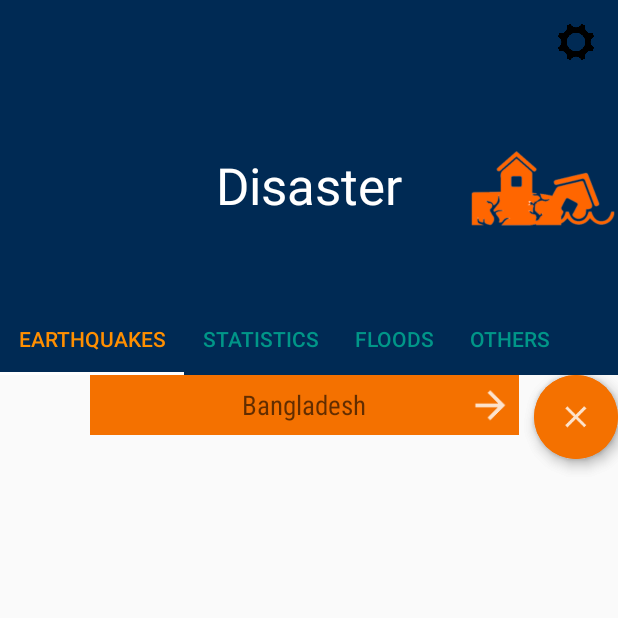
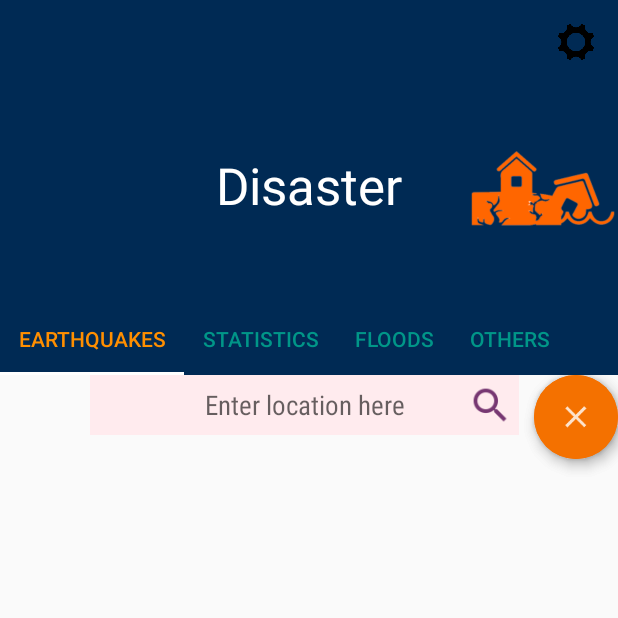
Before and after one commit to Apurba000Biswas/Disaster-Response, an Android app: the screen it shows after launch (MainActivity), after a tap on an icon or button, on a phone screen of 412 x 824 dp, the top half of it. Run offline under Robolectric (Android 15) with nearby library versions, the phone set to English and light mode, and no system bars; 2 statements that could not run were skipped; 2 other taps on this screen came first.

Commit message:
10.8 Trying To Fix HasMap Value Automatically deleted Bug

```diff
--- a/app/src/main/java/com/example/apurba/disaster/disasterreport/EarthQuakeFragment.java
+++ b/app/src/main/java/com/example/apurba/disaster/disasterreport/EarthQuakeFragment.java
@@ -46,7 +46,7 @@ public class EarthQuakeFragment extends Fragment {
     private View loading_indicator;
     private RecyclerView recyclerView;
     private EarthQuakeItemAdapterRecycler mAdapter;
-    private Map<String, List<EarthQuakeItem>> earthquakeMap;
+    private HelperClass mHelper;
 
     // Empty body constructor
     public EarthQuakeFragment() {
@@ -70,7 +70,7 @@ public class EarthQuakeFragment extends Fragment {
                 false);
 
         List<EarthQuakeItem> earthquakesList =  new ArrayList<>();
-        earthquakeMap = new HashMap<>();
+        mHelper = new HelperClass(getActivity());
         recyclerView =  rootView.findViewById(R.id.recyclerView);
         setRecyclerViewWithAdapter(recyclerView, earthquakesList);
 
@@ -91,36 +91,55 @@ public class EarthQuakeFragment extends Fragment {
         EditText searchTextView = rootView.findViewById(R.id.search_text);
         Button searchIndicator = rootView.findViewById(R.id.search_indicator);
 
-        setSearchButton(search, close, searchTextView);
-        setCloseButton(close, searchTextView);
-        setSearchIndicator(searchIndicator, searchTextView);
+        initializeLoader(loaderManager);
+        setSearchButton(search, close, searchTextView, searchIndicator);
+        setCloseButton(close, searchTextView, searchIndicator);
+        setSearchIndicator(searchIndicator, searchTextView,loaderManager);
         loading_indicator.setVisibility(View.VISIBLE);
-
-        initializeLoader(loaderManager);
 
         return rootView;
     }
 
-    private void setSearchIndicator(Button searchIndicator, final EditText searchTextView){
+    private void setSearchIndicator(Button searchIndicator,
+                                    final EditText searchTextView,
+                                    final LoaderManager loaderManager){
 
         searchIndicator.setOnClickListener(new View.OnClickListener() {
             @Override
             public void onClick(View view) {
-                HelperClass mHelper = new HelperClass(getActivity());
                 if (mHelper.isConnectedToInternet()){
+                    Loader loader = loaderManager.getLoader(EARTHQUAKE_DATA_LOADER_ID);
+                    EarthquakeLoader earthquakeLoader = (EarthquakeLoader) loader;
+                    Map<String, List<EarthQuakeItem>> earthquakeMap = earthquakeLoader.getEarthquakeMap();
                     if (!earthquakeMap.isEmpty()){
                         String location = searchTextView.getText().toString().trim().toUpperCase();
+                        System.out.println("Size of EarthquakeMap - " + earthquakeMap.size() + "/////////" + "Locations are");
+
+                        for (String loc : earthquakeMap.keySet()){
+                            System.out.println(loc);
+                            List<EarthQuakeItem> list = earthquakeMap.get(loc);
+                            if (list.isEmpty()){
+                                System.out.println("List is Empty --------------");
+                            }else{
+                                System.out.println("List is not Empty ++++++++++++++");
+                            }
+                        }
+
                         if (earthquakeMap.containsKey(location)){
                             List<EarthQuakeItem> list = earthquakeMap.get(location);
                             mAdapter.addAllData(list);
                             recyclerView.setAdapter(mAdapter);
                             mEmptyStateTextView.setVisibility(View.GONE);
+                            System.out.println("Yes contain " + location + " ***************** ");
+
                         }else{
                             mAdapter.clearData();
                             recyclerView.setAdapter(mAdapter);
                             mEmptyStateTextView.setText(R.string.no_earthquakes);
                             mEmptyStateTextView.setVisibility(View.VISIBLE);
                             mEmptyStateImageView.setVisibility(View.GONE);
+                            System.out.println("No, dose not contain " + location + " -------------------- ");
+
                         }
                     }else{
                         Toast.makeText(getContext(), "No Data Found", Toast.LENGTH_SHORT).show();
@@ -138,25 +157,29 @@ public class EarthQuakeFragment extends Fragment {
 
     private void setSearchButton(FloatingActionButton searhButton,
                                  final FloatingActionButton closeButton,
-                                 final EditText searchTextView){
+                                 final EditText searchTextView,
+                                 final Button searchIndicator){
         searhButton.setOnClickListener(new View.OnClickListener() {
             @Override
             public void onClick(View view) {
                 if (searchTextView.getVisibility() == View.GONE){
                     searchTextView.setVisibility(View.VISIBLE);
                     closeButton.setVisibility(View.VISIBLE);
+                    searchIndicator.setVisibility(View.VISIBLE);
                 }
             }
         });
     }
 
     private void setCloseButton(final FloatingActionButton closeButton,
-                                final EditText searchText){
+                                final EditText searchText,
+                                final Button searchIndicator){
         closeButton.setOnClickListener(new View.OnClickListener() {
             @Override
             public void onClick(View view) {
                 searchText.setVisibility(View.GONE);
                 closeButton.setVisibility(View.GONE);
+                searchIndicator.setVisibility(View.GONE);
                 HelperClass mHelper = new HelperClass(getActivity());
                 if (mHelper.isConnectedToInternet()){
                     getLoaderManager().getLoader(EARTHQUAKE_DATA_LOADER_ID).forceLoad();
@@ -292,7 +315,6 @@ public class EarthQuakeFragment extends Fragment {
 
             mAdapter.clearData();
             recyclerView.setAdapter(mAdapter);
-
             HelperClass mHelper = new HelperClass(getActivity());
             if(mHelper.isConnectedToInternet()){
                 if (earthquakes != null){
@@ -305,8 +327,10 @@ public class EarthQuakeFragment extends Fragment {
                         recyclerView.setVisibility(View.VISIBLE);
                         mEmptyStateTextView.setVisibility(View.GONE);
 
+                        /*
                         EarthquakeLoader earthquakeLoader = (EarthquakeLoader)loader;
                         earthquakeMap = earthquakeLoader.getEarthquakeMap();
+                        */
                     }
                 }
                 mEmptyStateImageView.setVisibility(View.GONE);
@@ -318,6 +342,7 @@ public class EarthQuakeFragment extends Fragment {
         }
 
 
+
         /** public void onLoaderReset() method
          *  Called when a previously created loader is being reset, and thus making its data unavailable
          *  when loader reset it clears the adapter data that was being showed earlier
@@ -325,7 +350,6 @@ public class EarthQuakeFragment extends Fragment {
         @Override
         public void onLoaderReset(Loader<List<EarthQuakeItem>> loader) {
             mAdapter.clearData();
-            earthquakeMap.clear();
         }
     };
 }
--- a/app/src/main/res/layout/earthquake_fragment.xml
+++ b/app/src/main/res/layout/earthquake_fragment.xml
@@ -27,14 +27,14 @@
     <EditText
         android:layout_marginRight="10dp"
         android:id="@+id/search_text"
-        android:background="#f47100"
+        android:background="#FFEBEE"
         android:visibility="gone"
-        android:textColor="#FFFFFF"
+        android:textColor="@color/appLevel"
         android:gravity="center"
         android:fontFamily="sans-serif-condensed"
         android:layout_marginLeft="60dp"
         android:layout_toLeftOf="@id/search_button"
-        android:hint="Bangladesh"
+        android:hint="Enter location here"
         android:layout_width="match_parent"
         android:layout_height="40dp" />
 
@@ -42,8 +42,9 @@
         android:id="@+id/search_indicator"
         android:layout_marginRight="70dp"
         android:layout_marginTop="5dp"
+        android:visibility="gone"
         android:layout_alignParentRight="true"
-        android:background="@drawable/ic_search_arrow"
+        android:background="@drawable/ic_search_colored"
         android:layout_width="30dp"
         android:layout_height="30dp" />
 
```
Also changed, not shown: app/src/main/res/drawable-hdpi/ic_search_colored.png (added), app/src/main/res/drawable-mdpi/ic_search_colored.png (added), app/src/main/res/drawable-xhdpi/ic_search_colored.png (added), app/src/main/res/drawable-xxhdpi/ic_search_colored.png (added).
